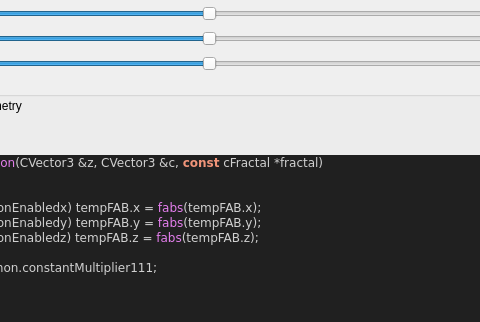
Old version of the form mandelbulber2/qt_data/fractal_transf_add_Cpixel_symmetrical.ui in the repository buddhi1980/mandelbulber2; both pictures show x 239 to 719 and y 0 to 322 of the 817 by 846 pixel window.
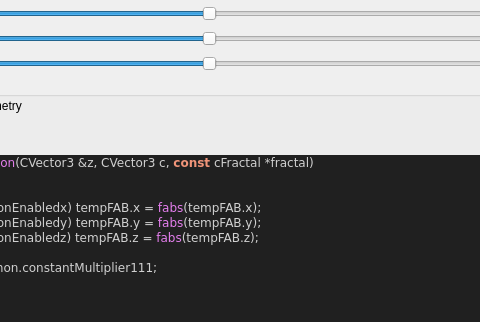
New version of the form. Custom widgets are drawn as their Qt base class.

```diff
--- a/mandelbulber2/qt_data/fractal_transf_add_Cpixel_symmetrical.ui
+++ b/mandelbulber2/qt_data/fractal_transf_add_Cpixel_symmetrical.ui
@@ -278,7 +278,7 @@
 &lt;/table&gt;
 &lt;h3&gt;Code&lt;/h3&gt;
 &lt;body style=&quot;background-color:#202020&quot;&gt;
-&lt;pre style=&quot;color:#d0d0d0; background-color:#202020;  font-family:'Courier New',monospace;&quot;&gt;&lt;span style=&quot;color:#f09479; font-weight:bold&quot;&gt;void&lt;/span&gt; &lt;span style=&quot;color:#e47eed&quot;&gt;TransformAddCpixelPosNegIteration&lt;/span&gt;&lt;span style=&quot;color:#d0d0d0&quot;&gt;(&lt;/span&gt;CVector3 &lt;span style=&quot;color:#d0d0d0&quot;&gt;&amp;amp;&lt;/span&gt;z&lt;span style=&quot;color:#d0d0d0&quot;&gt;,&lt;/span&gt; CVector3 &lt;span style=&quot;color:#d0d0d0&quot;&gt;&amp;amp;&lt;/span&gt;c&lt;span style=&quot;color:#d0d0d0&quot;&gt;,&lt;/span&gt; &lt;span style=&quot;color:#f09479; font-weight:bold&quot;&gt;const&lt;/span&gt; cFractal &lt;span style=&quot;color:#d0d0d0&quot;&gt;*&lt;/span&gt;fractal&lt;span style=&quot;color:#d0d0d0&quot;&gt;)&lt;/span&gt;
+&lt;pre style=&quot;color:#d0d0d0; background-color:#202020;  font-family:'Courier New',monospace;&quot;&gt;&lt;span style=&quot;color:#f09479; font-weight:bold&quot;&gt;void&lt;/span&gt; &lt;span style=&quot;color:#e47eed&quot;&gt;TransformAddCpixelPosNegIteration&lt;/span&gt;&lt;span style=&quot;color:#d0d0d0&quot;&gt;(&lt;/span&gt;CVector3 &lt;span style=&quot;color:#d0d0d0&quot;&gt;&amp;amp;&lt;/span&gt;z&lt;span style=&quot;color:#d0d0d0&quot;&gt;,&lt;/span&gt; CVector3 c&lt;span style=&quot;color:#d0d0d0&quot;&gt;,&lt;/span&gt; &lt;span style=&quot;color:#f09479; font-weight:bold&quot;&gt;const&lt;/span&gt; cFractal &lt;span style=&quot;color:#d0d0d0&quot;&gt;*&lt;/span&gt;fractal&lt;span style=&quot;color:#d0d0d0&quot;&gt;)&lt;/span&gt;
 &lt;span style=&quot;color:#d0d0d0&quot;&gt;{&lt;/span&gt;
   CVector3 tempFAB &lt;span style=&quot;color:#d0d0d0&quot;&gt;=&lt;/span&gt; c&lt;span style=&quot;color:#d0d0d0&quot;&gt;;&lt;/span&gt;
   &lt;span style=&quot;color:#7ec0ee; font-weight:bold&quot;&gt;if&lt;/span&gt; &lt;span style=&quot;color:#d0d0d0&quot;&gt;(&lt;/span&gt;fractal&lt;span style=&quot;color:#d0d0d0&quot;&gt;-&amp;gt;&lt;/span&gt;transformCommon&lt;span style=&quot;color:#d0d0d0&quot;&gt;.&lt;/span&gt;functionEnabledx&lt;span style=&quot;color:#d0d0d0&quot;&gt;)&lt;/span&gt; tempFAB&lt;span style=&quot;color:#d0d0d0&quot;&gt;.&lt;/span&gt;x &lt;span style=&quot;color:#d0d0d0&quot;&gt;=&lt;/span&gt; &lt;span style=&quot;color:#e47eed&quot;&gt;fabs&lt;/span&gt;&lt;span style=&quot;color:#d0d0d0&quot;&gt;(&lt;/span&gt;tempFAB&lt;span style=&quot;color:#d0d0d0&quot;&gt;.&lt;/span&gt;x&lt;span style=&quot;color:#d0d0d0&quot;&gt;);&lt;/span&gt;
```
